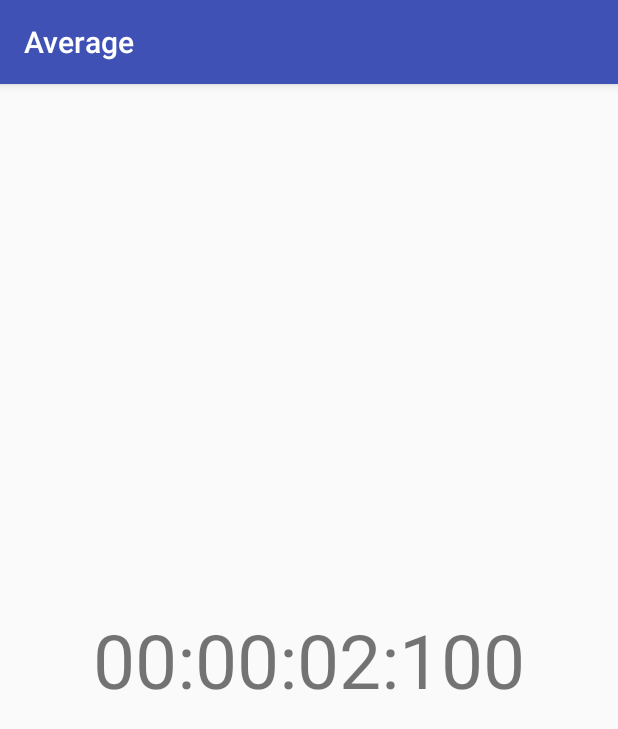
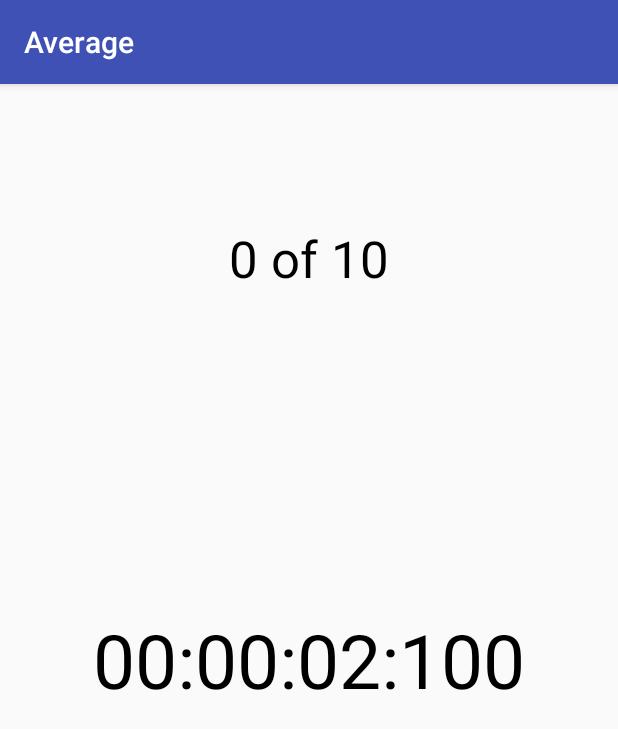
Before and after one commit to Thibaut-Comte/ApplicationAndroid, an Android app: the screen it shows after launch (Average), after a tap on "AVERAGE", on a phone screen of 412 x 824 dp. Shown: the top 729 px of the screen. Run offline under Robolectric (Android 15) with nearby library versions, the phone set to English and light mode, and no system bars; our stand-ins replace Firebase (no records; nobody signed in at launch, a user with empty details on screens opened directly), Picasso; libraries missing offline, so code that uses them is left out: com.facebook.login; pictures from the network do not load; 5 statements that could not run were skipped.

Commit message:
lock portrait + noir chrono et add position dans average

```diff
--- a/reaction/app/src/main/java/com/jonathan/reaction/Average.java
+++ b/reaction/app/src/main/java/com/jonathan/reaction/Average.java
@@ -17,7 +17,7 @@ import android.widget.TextView;
 public class Average extends AppCompatActivity {
 
     //init des données membres
-    TextView mTvTime;
+    TextView mTvTime, lvl;
     RelativeLayout mlw;
     Player player = new Player();
 
@@ -29,6 +29,8 @@ public class Average extends AppCompatActivity {
     long nombreAleatoire, nombreAleatoireMax = 0;
 
     long score = 0; //score du joueur
+
+    int nmbr = 0;
 
     private Context mContext;
     private Chronometer mChronometer;
@@ -49,6 +51,7 @@ public class Average extends AppCompatActivity {
         mContext = this;
         mTvTime = (TextView) findViewById(R.id.textchrono);
         mlw = (RelativeLayout) findViewById(R.id.lw);
+        lvl = (TextView) findViewById(R.id.twlvl);
         String time = "";
 
 /*
@@ -73,6 +76,9 @@ public class Average extends AppCompatActivity {
         //Génrère un rand entre 8000 et 2000
         nombreAleatoireMax = 2000 + (long) (Math.random() * ((8000 - 2001) + 1));
         nombreAleatoire = 2000 + (long) (Math.random() * ((nombreAleatoireMax - 2000) + 1));
+
+        nmbr = sharedPreferences.getInt("Average", 0);
+        lvl.setText(""+nmbr+" of 10");
 
 
         //Thread pour la vibration
--- a/reaction/app/src/main/res/layout/activity_average.xml
+++ b/reaction/app/src/main/res/layout/activity_average.xml
@@ -16,6 +16,20 @@
         android:layout_centerHorizontal="true"
         android:layout_centerVertical="true"
         android:text="00:00:00:000"
+        android:textAppearance="@style/TextAppearance.AppCompat.Display1"
+        android:textColor="@android:color/black"
         android:textSize="50dp" />
 
+    <TextView
+        android:id="@+id/twlvl"
+        android:layout_width="match_parent"
+        android:layout_height="wrap_content"
+        android:layout_alignParentTop="true"
+        android:layout_centerHorizontal="true"
+        android:layout_marginTop="93dp"
+        android:text="0 of 10"
+        android:textAlignment="center"
+        android:textAppearance="@style/TextAppearance.AppCompat.Display1"
+        android:textColor="@android:color/black" />
+
 </RelativeLayout>
--- a/reaction/app/src/main/res/layout/activity_speed.xml
+++ b/reaction/app/src/main/res/layout/activity_speed.xml
@@ -16,6 +16,7 @@
         android:layout_centerHorizontal="true"
         android:layout_centerVertical="true"
         android:text="00:00:00:000"
+        android:textColor="@android:color/black"
         android:textSize="50dp" />
 
 </RelativeLayout>
--- a/reaction/app/src/main/res/layout/activity_stamina.xml
+++ b/reaction/app/src/main/res/layout/activity_stamina.xml
@@ -16,6 +16,7 @@
         android:layout_centerHorizontal="true"
         android:layout_centerVertical="true"
         android:text="00:00:00:000"
+        android:textColor="@android:color/black"
         android:textSize="50dp" />
 
     <ImageView
```
Also changed, not shown: reaction/app/src/main/AndroidManifest.xml (+13 -8 lines).
